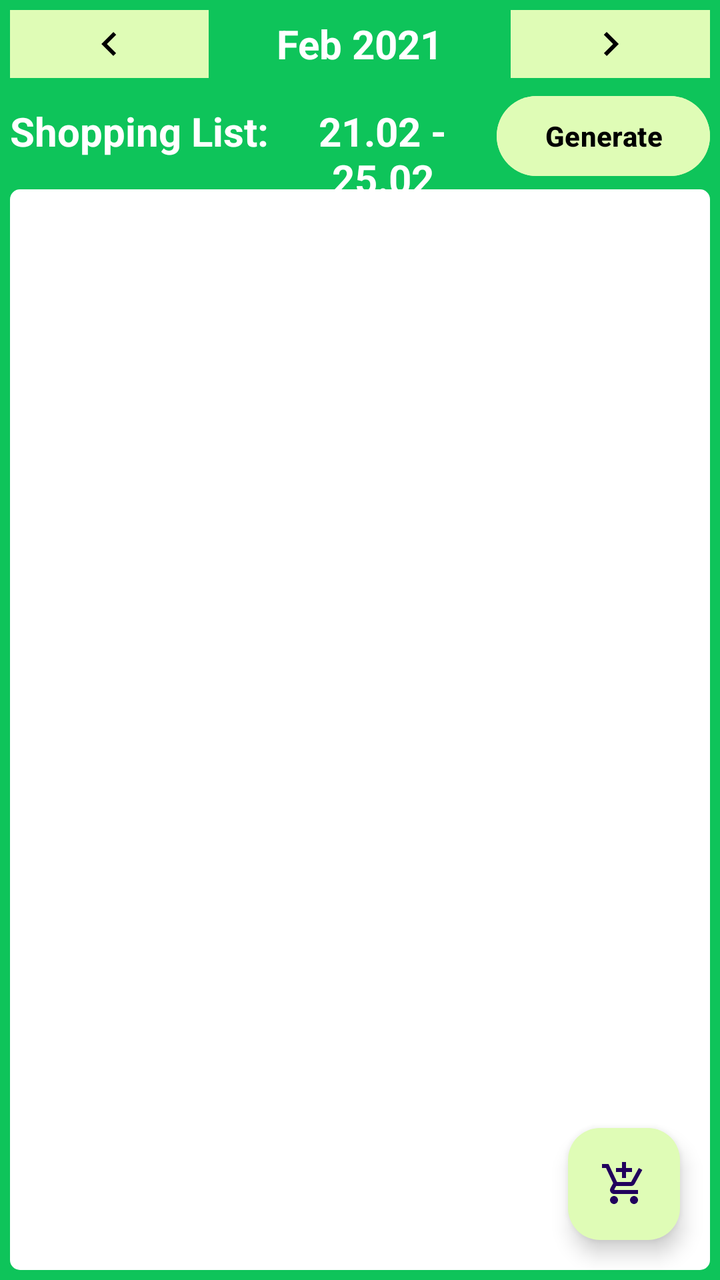
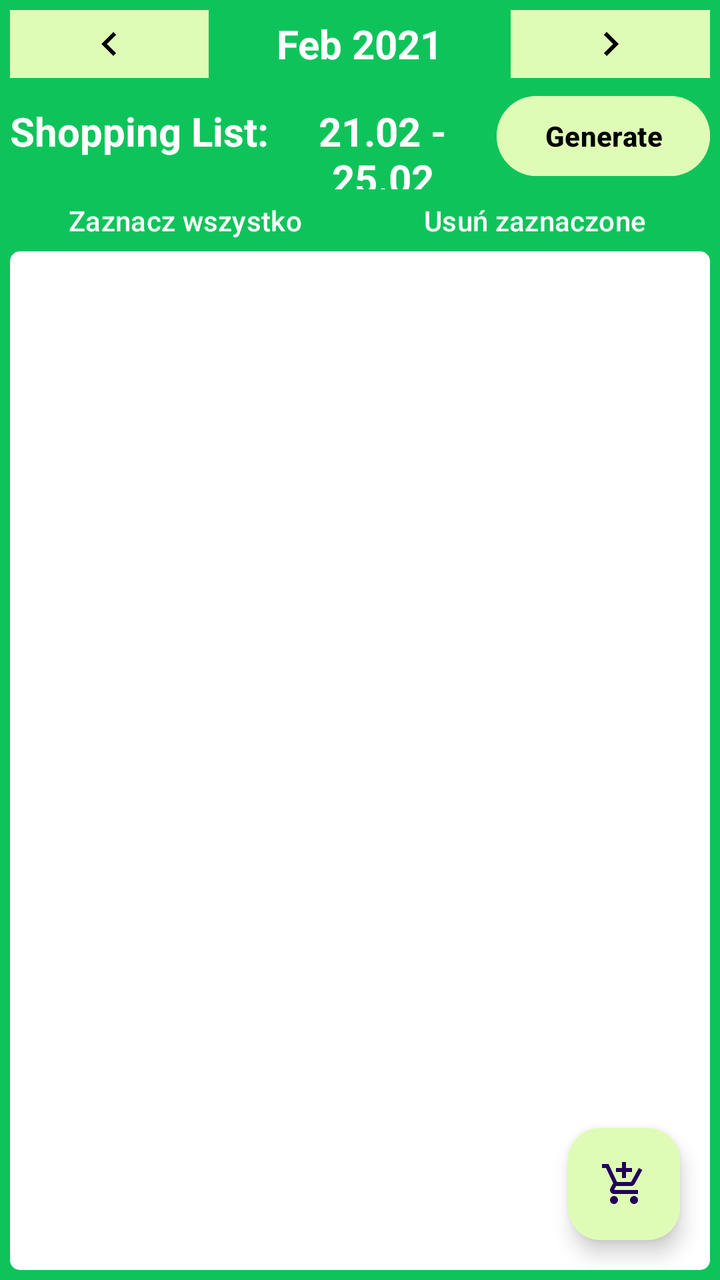

Two renders of the same Android screen: before a commit and after it. Below are the layout's source before the change and the commit's diff.
<!-- AndroidManifest.xml: application theme AppTheme -->
<!-- res/layout/fragment_shopping_list.xml -->
<?xml version="1.0" encoding="utf-8"?>
<RelativeLayout xmlns:android="http://schemas.android.com/apk/res/android"
    xmlns:app="http://schemas.android.com/apk/res-auto"
    xmlns:tools="http://schemas.android.com/tools"
    android:layout_width="match_parent"
    android:layout_height="match_parent"
    tools:context=".ShoppingListFragment">

    <LinearLayout
        android:layout_width="match_parent"
        android:layout_height="match_parent"
        android:orientation="vertical">

        <LinearLayout
            android:layout_width="match_parent"
            android:layout_height="match_parent"
            android:orientation="vertical"
            android:paddingLeft="5dp"
            android:paddingRight="5dp"
            android:paddingBottom="5dp"
            android:background="@color/colorBackground">

            <LinearLayout
                android:id="@+id/fr_shopping_list_layout_selected_week"
                android:layout_width="match_parent"
                android:layout_height="wrap_content"
                android:layout_marginBottom="5dp"
                android:layout_marginTop="5dp"
                android:orientation="horizontal">

                <ImageButton
                    android:id="@+id/fr_shopping_list_btn_previous_week"
                    android:layout_width="wrap_content"
                    android:layout_height="wrap_content"
                    android:layout_weight="1"
                    android:src="@drawable/ic_left"
                    android:paddingTop="5dp"
                    android:paddingBottom="5dp"
                    android:background="@color/lightGreen"/>

                <TextView
                    android:id="@+id/fr_shopping_list_tv_month_year"
                    android:layout_width="0dp"
                    android:layout_height="match_parent"
                    android:layout_weight="2"
                    android:text="@string/month_year_label_default_text"
                    android:gravity="center"
                    android:textColor="@color/colorOnBackground"
                    android:textStyle="bold"
                    android:textSize="20sp" />

                <ImageButton
                    android:id="@+id/fr_shopping_list_btn_next_week"
                    android:layout_width="wrap_content"
                    android:layout_height="wrap_content"
                    android:layout_weight="1"
                    android:src="@drawable/ic_right"
                    android:paddingTop="5dp"
                    android:paddingBottom="5dp"
                    android:background="@color/lightGreen"/>

            </LinearLayout>


            <androidx.recyclerview.widget.RecyclerView
                android:id="@+id/fr_shopping_list_rv_shopping_period"
                android:layout_width="match_parent"
                android:layout_height="wrap_content"
                android:background="@color/colorOnBackground"
                tools:listitem="@layout/item_date_plan"
                tools:layoutManager="androidx.recyclerview.widget.GridLayoutManager"
                tools:spanCount="7"
                tools:orientation="vertical"
                tools:itemCount="7" />

            <LinearLayout
                android:layout_width="match_parent"
                android:layout_height="wrap_content"
                android:orientation="horizontal">

                <TextView
                    android:id="@+id/fr_shopping_list_tv_shopping_period_label"
                    android:layout_width="wrap_content"
                    android:layout_height="wrap_content"
                    android:text="@string/frag_shopping_list_shopping_list_label_text"
                    android:textStyle="bold"
                    android:textColor="@color/colorOnBackground"
                    android:textSize="20sp" />

                <TextView
                    android:id="@+id/fr_shopping_list_tv_shopping_period"
                    android:layout_width="wrap_content"
                    android:layout_height="wrap_content"
                    android:layout_weight="1"
                    android:text="@string/frag_shopping_list_shopping_period_default_text"
                    android:textStyle="bold"
                    android:textColor="@color/colorOnBackground"
                    android:textAlignment="center"
                    android:textSize="20sp" />

                <Button
                    android:id="@+id/fr_shopping_list_btn_generate_shopping_list"
                    android:layout_width="wrap_content"
                    android:layout_height="wrap_content"
                    android:backgroundTint="@color/lightGreen"
                    android:textColor="@color/black"
                    android:textStyle="bold"
                    android:text="@string/frag_shopping_list_generate_button_text" />
            </LinearLayout>

            <androidx.recyclerview.widget.RecyclerView
                android:id="@+id/fr_shopping_list_rv_shopping_list_to_buy"
                android:layout_width="match_parent"
                android:layout_height="match_parent"
                tools:listitem="@layout/item_shopping_list"
                android:nestedScrollingEnabled="false"
                android:background="@drawable/background_white_rounded"
                android:scrollbars="vertical"/>
        </LinearLayout>
    </LinearLayout>

    <com.google.android.material.floatingactionbutton.FloatingActionButton
        android:id="@+id/fr_shopping_list_fab_shopping_list"
        android:layout_width="wrap_content"
        android:layout_height="wrap_content"
        android:layout_alignParentEnd="true"
        android:layout_alignParentBottom="true"
        android:layout_marginEnd="20dp"
        android:layout_marginBottom="20dp"
        android:clickable="true"
        android:backgroundTint="@color/lightGreen"
        android:src="@drawable/ic_add_shopping_cart" />

</RelativeLayout>
<!-- res/layout/item_date_plan.xml (included above) -->
<?xml version="1.0" encoding="utf-8"?>

<RelativeLayout xmlns:android="http://schemas.android.com/apk/res/android"
    xmlns:app="http://schemas.android.com/apk/res-auto"
    xmlns:tools="http://schemas.android.com/tools"
    android:id="@+id/date_plan_item"
    android:layout_width="wrap_content"
    android:layout_height="wrap_content"
    android:paddingLeft="1dp"
    android:paddingTop="2dp"
    android:paddingRight="1dp"
    android:paddingBottom="2dp">

    <TextView
        android:id="@+id/it_date_plan_tv_day_of_week_name_label"
        android:layout_width="match_parent"
        android:layout_height="wrap_content"
        android:gravity="center"
        android:paddingBottom="2dp"
        android:text="PON"
        android:textAlignment="center"
        android:textSize="18sp" />

    <TextView
        android:id="@+id/it_date_plan_tv_day_of_month_label"
        android:layout_below="@id/it_date_plan_tv_day_of_week_name_label"
        android:layout_width="match_parent"
        android:layout_height="wrap_content"
        android:layout_centerHorizontal="true"
        android:text="31"
        android:textAlignment="center"
        android:textSize="18sp" />
</RelativeLayout>
<!-- res/layout/item_shopping_list.xml (included above) -->
<?xml version="1.0" encoding="utf-8"?>

<FrameLayout xmlns:android="http://schemas.android.com/apk/res/android"
    xmlns:app="http://schemas.android.com/apk/res-auto"
    xmlns:tools="http://schemas.android.com/tools"
    android:layout_width="match_parent"
    android:layout_height="wrap_content"
    android:layout_gravity="center|top"
    android:layout_marginLeft="5dp"
    android:layout_marginRight="5dp">

    <androidx.constraintlayout.widget.ConstraintLayout
        android:id="@+id/it_shopping_list_layout_shopping_item"
        android:layout_width="match_parent"
        android:layout_height="wrap_content">

        <CheckBox
            android:id="@+id/it_shopping_list_cb_item_bought"
            android:layout_width="wrap_content"
            android:layout_height="wrap_content"
            android:layout_marginTop="1dp"
            android:layout_marginBottom="1dp"
            android:scaleX="0.9"
            android:scaleY="0.9"
            app:layout_constraintBottom_toBottomOf="parent"
            app:layout_constraintStart_toStartOf="parent"
            app:layout_constraintTop_toTopOf="parent" />

        <EditText
            android:id="@+id/it_shopping_list_tv_ingredient_name"
            android:layout_width="0dp"
            android:layout_height="wrap_content"
            android:layout_marginStart="8dp"
            android:layout_marginTop="2dp"
            android:layout_marginEnd="8dp"
            android:layout_marginBottom="2dp"
            android:gravity="center_vertical"
            android:text="Nazwa - ilość"
            android:padding="0dp"
            android:textSize="16sp"
            android:lineSpacingExtra="0dp"
            android:lineSpacingMultiplier="1"
            android:background="@null"
            android:imeOptions="actionDone"
            android:inputType="text"
            app:layout_constraintBottom_toBottomOf="parent"
            app:layout_constraintEnd_toStartOf="@+id/it_shopping_list_btn_move_item"
            app:layout_constraintStart_toEndOf="@+id/it_shopping_list_cb_item_bought"
            app:layout_constraintTop_toTopOf="parent" />

        <ImageButton
            android:id="@+id/it_shopping_list_btn_move_item"
            android:layout_width="wrap_content"
            android:layout_height="wrap_content"
            android:padding="5dp"
            android:src="@drawable/ic_move_item"
            android:background="@android:color/transparent"
            android:gravity="center_vertical"
            app:layout_constraintBottom_toBottomOf="parent"
            app:layout_constraintEnd_toEndOf="parent"
            app:layout_constraintTop_toTopOf="parent" />



    </androidx.constraintlayout.widget.ConstraintLayout>
</FrameLayout>
<!-- resources referenced by this layout -->
<resources>
  <color name="black">#FF000000</color>
  <color name="colorBackground">#0ec45a</color>
  <color name="colorOnBackground">#FFFFFFFF</color>"
  <color name="lightGreen">#dffcb6</color>
  <!-- drawable background_white_rounded (drawable) -->
  <?xml version="1.0" encoding="utf-8"?>
  
  <shape xmlns:android="http://schemas.android.com/apk/res/android">
      <solid android:color="@android:color/white"/>
      <corners android:radius="5dp"/>
  </shape>
  <!-- drawable ic_add_shopping_cart (drawable) -->
  <vector xmlns:android="http://schemas.android.com/apk/res/android" android:height="24dp" android:tint="#000000" android:viewportHeight="24" android:viewportWidth="24" android:width="24dp">
        
      <path android:fillColor="@android:color/white" android:pathData="M11,9h2L13,6h3L16,4h-3L13,1h-2v3L8,4v2h3v3zM7,18c-1.1,0 -1.99,0.9 -1.99,2S5.9,22 7,22s2,-0.9 2,-2 -0.9,-2 -2,-2zM17,18c-1.1,0 -1.99,0.9 -1.99,2s0.89,2 1.99,2 2,-0.9 2,-2 -0.9,-2 -2,-2zM7.17,14.75l0.03,-0.12 0.9,-1.63h7.45c0.75,0 1.41,-0.41 1.75,-1.03l3.86,-7.01L19.42,4h-0.01l-1.1,2 -2.76,5L8.53,11l-0.13,-0.27L6.16,6l-0.95,-2 -0.94,-2L1,2v2h2l3.6,7.59 -1.35,2.45c-0.16,0.28 -0.25,0.61 -0.25,0.96 0,1.1 0.9,2 2,2h12v-2L7.42,15c-0.13,0 -0.25,-0.11 -0.25,-0.25z"/>
      
  </vector>
  <!-- drawable ic_left (drawable) -->
  <vector xmlns:android="http://schemas.android.com/apk/res/android" android:autoMirrored="true" android:height="24dp" android:tint="#000000" android:viewportHeight="24" android:viewportWidth="24" android:width="24dp">
        
      <path android:fillColor="@android:color/white" android:pathData="M15.41,16.59L10.83,12l4.58,-4.59L14,6l-6,6 6,6 1.41,-1.41z"/>
      
  </vector>
  <!-- drawable ic_right (drawable) -->
  <vector xmlns:android="http://schemas.android.com/apk/res/android" android:autoMirrored="true" android:height="24dp" android:tint="#000000" android:viewportHeight="24" android:viewportWidth="24" android:width="24dp">
        
      <path android:fillColor="@android:color/white" android:pathData="M8.59,16.59L13.17,12 8.59,7.41 10,6l6,6 -6,6 -1.41,-1.41z"/>
      
  </vector>
  <string name="frag_shopping_list_generate_button_text">Generate</string>
  <string name="frag_shopping_list_shopping_list_label_text">Shopping List:</string>
  <string name="frag_shopping_list_shopping_period_default_text">21.02 - 25.02</string>
  <string name="month_year_label_default_text">Feb 2021</string>
  <style name="AppTheme" parent="Theme.Material3.Light.NoActionBar">
          
          <item name="colorPrimary">@color/colorPrimary</item>
          
          <item name="colorOnPrimary">@color/white</item>
          
          <item name="colorSecondary">@color/colorSecondary</item>
          
          <item name="colorOnSecondary">@color/black</item>
  
          
  
           
          <item name="android:windowBackground">#0ec45a</item>
          
          <item name="android:statusBarColor">#0ec45a</item>
          
          <item name="android:windowLightStatusBar">false</item>
  
      </style>
  <color name="colorPrimary">#0ec45a</color>
  <color name="white">#FFFFFFFF</color>
  <color name="colorSecondary">#87fab7</color>
  <!-- unchanged entries left out for length: 1 -->
</resources>

<!-- the commit's change to res/layout/fragment_shopping_list.xml (unified diff, before → after) -->
@@ -106,6 +106,35 @@
                     android:textColor="@color/black"
                     android:textStyle="bold"
                     android:text="@string/frag_shopping_list_generate_button_text" />
+            </LinearLayout>
+
+
+            <LinearLayout
+                android:layout_width="match_parent"
+                android:layout_height="wrap_content"
+                android:orientation="horizontal">
+
+                <Button
+                    android:id="@+id/fr_shopping_list_btn_check_all"
+                    android:layout_width="match_parent"
+                    android:layout_height="wrap_content"
+                    android:layout_weight="1"
+                    android:minHeight="2dp"
+                    android:minWidth="0dp"
+                    android:paddingVertical="2dp"
+                    android:paddingHorizontal="4dp"
+                    android:text="Zaznacz wszystko" />
+
+                <Button
+                    android:id="@+id/fr_shopping_list_btn_delete_all"
+                    android:layout_width="match_parent"
+                    android:layout_height="wrap_content"
+                    android:layout_weight="1"
+                    android:minHeight="2dp"
+                    android:minWidth="0dp"
+                    android:paddingVertical="2dp"
+                    android:paddingHorizontal="4dp"
+                    android:text="Usuń zaznaczone" />
             </LinearLayout>
 
             <androidx.recyclerview.widget.RecyclerView
